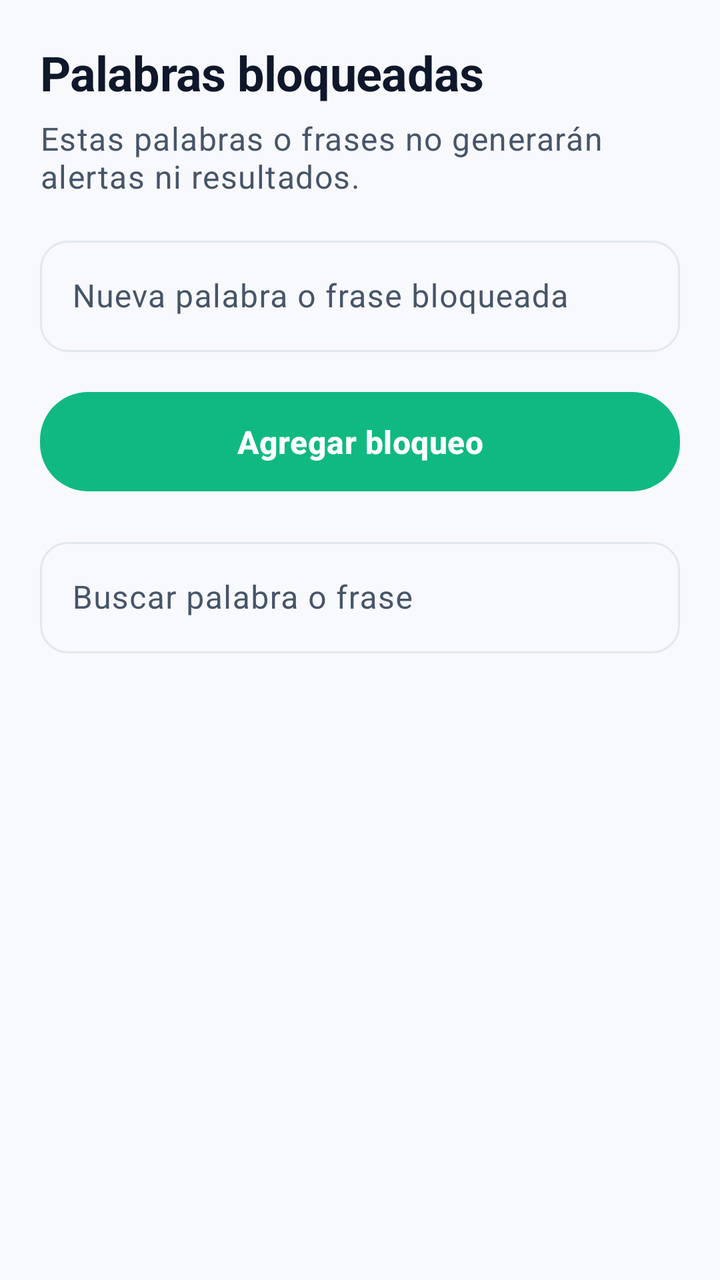
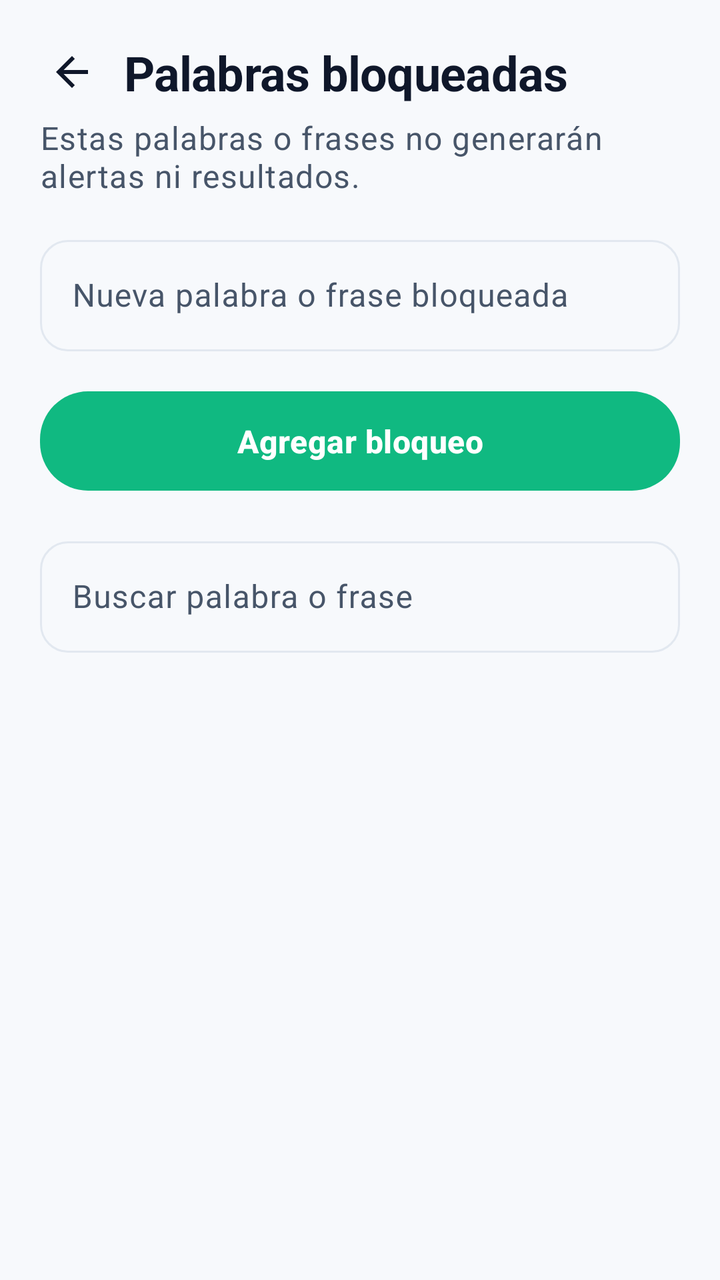

The first picture is an Android layout as it rendered before a commit; the second is the same layout after the commit. The layout source and the unified diff follow.
<!-- AndroidManifest.xml: application theme Theme.RutaAlmacen -->
<!-- res/layout/activity_palabras_bloqueadas.xml -->
<?xml version="1.0" encoding="utf-8"?>
<androidx.constraintlayout.widget.ConstraintLayout xmlns:android="http://schemas.android.com/apk/res/android"
    xmlns:app="http://schemas.android.com/apk/res-auto"
    xmlns:tools="http://schemas.android.com/tools"
    android:id="@+id/contenedor_palabras_bloqueadas"
    android:layout_width="match_parent"
    android:layout_height="match_parent"
    android:background="@color/fondo_app"
    android:padding="@dimen/margen_pantalla"
    tools:context=".PalabrasBloqueadasActivity">

    <TextView
        android:id="@+id/texto_titulo_palabras"
        android:layout_width="0dp"
        android:layout_height="wrap_content"
        android:text="Palabras bloqueadas"
        android:textAppearance="@style/TextAppearance.RutaAlmacen.Vendedor.TitleLarge"
        app:layout_constraintEnd_toEndOf="parent"
        app:layout_constraintStart_toStartOf="parent"
        app:layout_constraintTop_toTopOf="parent" />

    <TextView
        android:id="@+id/texto_detalle_palabras"
        android:layout_width="0dp"
        android:layout_height="wrap_content"
        android:layout_marginTop="@dimen/espacio_xs"
        android:text="Estas palabras o frases no generarán alertas ni resultados."
        android:textAppearance="@style/TextAppearance.RutaAlmacen.Vendedor.BodyMedium"
        app:layout_constraintEnd_toEndOf="parent"
        app:layout_constraintStart_toStartOf="parent"
        app:layout_constraintTop_toBottomOf="@id/texto_titulo_palabras" />

    <com.google.android.material.textfield.TextInputLayout
        android:id="@+id/contenedor_palabra_bloqueada"
        style="@style/Widget.Material3.TextInputLayout.OutlinedBox"
        android:layout_width="0dp"
        android:layout_height="wrap_content"
        android:layout_marginTop="@dimen/separador_card"
        android:hint="Nueva palabra o frase bloqueada"
        app:hintTextAppearance="@style/TextAppearance.RutaAlmacen.Vendedor.BodyMedium"
        app:layout_constraintEnd_toEndOf="parent"
        app:layout_constraintStart_toStartOf="parent"
        app:layout_constraintTop_toBottomOf="@id/texto_detalle_palabras">

        <com.google.android.material.textfield.TextInputEditText
            android:id="@+id/campo_palabra_bloqueada"
            android:layout_width="match_parent"
            android:layout_height="wrap_content"
            android:inputType="textCapWords" />
    </com.google.android.material.textfield.TextInputLayout>

    <com.google.android.material.button.MaterialButton
        android:id="@+id/boton_agregar_palabra"
        android:layout_width="0dp"
        android:layout_height="wrap_content"
        android:layout_marginTop="@dimen/espacio_md"
        android:text="Agregar bloqueo"
        app:layout_constraintEnd_toEndOf="parent"
        app:layout_constraintStart_toStartOf="parent"
        app:layout_constraintTop_toBottomOf="@id/contenedor_palabra_bloqueada" />

    <com.google.android.material.textfield.TextInputLayout
        android:id="@+id/contenedor_busqueda_palabras"
        style="@style/Widget.Material3.TextInputLayout.OutlinedBox"
        android:layout_width="0dp"
        android:layout_height="wrap_content"
        android:layout_marginTop="@dimen/separador_card"
        android:hint="Buscar palabra o frase"
        app:hintTextAppearance="@style/TextAppearance.RutaAlmacen.Vendedor.BodyMedium"
        app:layout_constraintEnd_toEndOf="parent"
        app:layout_constraintStart_toStartOf="parent"
        app:layout_constraintTop_toBottomOf="@id/boton_agregar_palabra">

        <com.google.android.material.textfield.TextInputEditText
            android:id="@+id/campo_busqueda_palabras"
            android:layout_width="match_parent"
            android:layout_height="wrap_content"
            android:inputType="textCapWords" />
    </com.google.android.material.textfield.TextInputLayout>

    <TextView
        android:id="@+id/texto_sin_palabras"
        android:layout_width="0dp"
        android:layout_height="wrap_content"
        android:layout_marginTop="@dimen/separador_card"
        android:text="No hay palabras o frases bloqueadas."
        android:textAppearance="@style/TextAppearance.RutaAlmacen.Vendedor.BodyMedium"
        android:visibility="gone"
        app:layout_constraintEnd_toEndOf="parent"
        app:layout_constraintStart_toStartOf="parent"
        app:layout_constraintTop_toBottomOf="@id/contenedor_busqueda_palabras" />

    <androidx.recyclerview.widget.RecyclerView
        android:id="@+id/recycler_palabras_bloqueadas"
        android:layout_width="0dp"
        android:layout_height="0dp"
        android:layout_marginTop="@dimen/separador_card"
        android:clipToPadding="false"
        android:paddingBottom="@dimen/espacio_lg"
        app:layout_constraintBottom_toBottomOf="parent"
        app:layout_constraintEnd_toEndOf="parent"
        app:layout_constraintStart_toStartOf="parent"
        app:layout_constraintTop_toBottomOf="@id/texto_sin_palabras"
        tools:listitem="@layout/item_palabra_bloqueada" />

</androidx.constraintlayout.widget.ConstraintLayout>
<!-- res/layout/item_palabra_bloqueada.xml (included above) -->
<?xml version="1.0" encoding="utf-8"?>
<com.google.android.material.card.MaterialCardView xmlns:android="http://schemas.android.com/apk/res/android"
    xmlns:app="http://schemas.android.com/apk/res-auto"
    android:layout_width="match_parent"
    android:layout_height="wrap_content"
    android:layout_marginHorizontal="@dimen/espacio_xs"
    android:layout_marginVertical="@dimen/espacio_xs"
    app:cardBackgroundColor="@color/fondo_card"
    app:cardCornerRadius="@dimen/radio_card"
    app:cardElevation="@dimen/elevacion_card"
    app:cardUseCompatPadding="true"
    app:strokeWidth="0dp">

    <LinearLayout
        android:layout_width="match_parent"
        android:layout_height="wrap_content"
        android:gravity="center_vertical"
        android:orientation="horizontal"
        android:padding="@dimen/padding_card">

        <TextView
            android:id="@+id/texto_palabra_bloqueada"
            android:layout_width="0dp"
            android:layout_height="wrap_content"
            android:layout_weight="1"
            android:textAppearance="@style/TextAppearance.RutaAlmacen.Vendedor.TitleMedium"
            android:text="Palabra" />

        <com.google.android.material.button.MaterialButton
            android:id="@+id/boton_eliminar_palabra"
            style="@style/Widget.Material3.Button.TonalButton"
            android:layout_width="wrap_content"
            android:layout_height="wrap_content"
            app:icon="@android:drawable/ic_menu_delete"
            android:text="Eliminar" />
    </LinearLayout>

</com.google.android.material.card.MaterialCardView>
<!-- resources referenced by this layout -->
<resources>
  <color name="fondo_app">#FFF7F9FC</color>
  <color name="fondo_card">#FFFFFFFF</color>
  <dimen name="elevacion_card">4dp</dimen>
  <dimen name="espacio_lg">20dp</dimen>
  <dimen name="espacio_md">16dp</dimen>
  <dimen name="espacio_xs">6dp</dimen>
  <dimen name="margen_pantalla">20dp</dimen>
  <dimen name="padding_card">18dp</dimen>
  <dimen name="radio_card">20dp</dimen>
  <dimen name="separador_card">14dp</dimen>
  <style name="TextAppearance.RutaAlmacen.Vendedor.BodyMedium" parent="TextAppearance.Material3.BodyLarge">
          <item name="android:textSize">@dimen/texto_cuerpo_lg</item>
          <item name="android:textColor">@color/texto_secundario</item>
      </style>
  <style name="TextAppearance.RutaAlmacen.Vendedor.TitleLarge" parent="TextAppearance.Material3.HeadlineMedium">
          <item name="android:textSize">@dimen/texto_titulo_xl</item>
          <item name="android:textColor">@color/texto_principal</item>
          <item name="android:textStyle">bold</item>
          <item name="android:letterSpacing">-0.01</item>
      </style>
  <style name="TextAppearance.RutaAlmacen.Vendedor.TitleMedium" parent="TextAppearance.Material3.TitleLarge">
          <item name="android:textSize">18sp</item>
          <item name="android:textColor">@color/texto_principal</item>
          <item name="android:textStyle">bold</item>
      </style>
  <style name="Theme.RutaAlmacen" parent="Base.Theme.RutaAlmacen" />
  <dimen name="texto_cuerpo_lg">16sp</dimen>
  <color name="texto_secundario">#FF475569</color>
  <dimen name="texto_titulo_xl">24sp</dimen>
  <color name="texto_principal">#FF0F172A</color>
  <color name="colorPrimary">#FF10B981</color>
  <color name="colorOnPrimary">#FFFFFFFF</color>
  <color name="colorPrimaryLight">#FFD1FAE5</color>
  <color name="texto_en_pastel">#FF0F766E</color>
  <color name="colorSecondary">#FFF59E0B</color>
  <color name="colorOnSecondary">#FFFFFFFF</color>
  <color name="colorSecondaryLight">#FFFEF3C7</color>
  <color name="colorTertiary">#FF6366F1</color>
  <color name="colorTertiaryLight">#FFE0E7FF</color>
  <color name="colorAccent">#FFEF4444</color>
  <color name="colorAccentLight">#FFFEE2E2</color>
  <color name="borde_sutil">#FFE2E8F0</color>
  <color name="divisor">#FFF1F5F9</color>
  <style name="Widget.RutaAlmacen.CardView" parent="Widget.Material3.CardView.Filled">
          <item name="cardCornerRadius">@dimen/radio_card</item>
          <item name="cardElevation">@dimen/elevacion_card</item>
          <item name="cardBackgroundColor">@color/fondo_card</item>
          <item name="strokeWidth">0dp</item>
          <item name="cardUseCompatPadding">true</item>
      </style>
  <style name="Widget.RutaAlmacen.Button" parent="Widget.Material3.Button">
          <item name="cornerRadius">@dimen/radio_boton</item>
          <item name="android:minHeight">@dimen/alto_boton</item>
          <item name="android:textSize">@dimen/texto_titulo_sm</item>
          <item name="android:textStyle">bold</item>
          <item name="android:letterSpacing">0.01</item>
          <item name="android:paddingTop">14dp</item>
          <item name="android:paddingBottom">14dp</item>
          <item name="android:textAllCaps">false</item>
          <item name="iconPadding">10dp</item>
      </style>
  <dimen name="radio_boton">24dp</dimen>
  <dimen name="alto_boton">56dp</dimen>
  <dimen name="texto_titulo_sm">16sp</dimen>
  <dimen name="radio_input">14dp</dimen>
  <!-- unchanged entries left out for length: 2 -->
</resources>

<!-- the commit's change to res/layout/activity_palabras_bloqueadas.xml (unified diff, before → after) -->
@@ -9,15 +9,28 @@
     android:padding="@dimen/margen_pantalla"
     tools:context=".PalabrasBloqueadasActivity">
 
+    <androidx.appcompat.widget.AppCompatImageButton
+        android:id="@+id/boton_volver_palabras"
+        android:layout_width="@dimen/ancho_icono_grande"
+        android:layout_height="@dimen/ancho_icono_grande"
+        android:background="?attr/selectableItemBackgroundBorderless"
+        android:contentDescription="Volver"
+        android:src="@drawable/ic_volver"
+        app:layout_constraintStart_toStartOf="parent"
+        app:layout_constraintTop_toTopOf="parent"
+        app:tint="@color/texto_principal" />
+
     <TextView
         android:id="@+id/texto_titulo_palabras"
         android:layout_width="0dp"
         android:layout_height="wrap_content"
+        android:layout_marginStart="@dimen/espacio_sm"
         android:text="Palabras bloqueadas"
         android:textAppearance="@style/TextAppearance.RutaAlmacen.Vendedor.TitleLarge"
+        app:layout_constraintBottom_toBottomOf="@id/boton_volver_palabras"
         app:layout_constraintEnd_toEndOf="parent"
-        app:layout_constraintStart_toStartOf="parent"
-        app:layout_constraintTop_toTopOf="parent" />
+        app:layout_constraintStart_toEndOf="@id/boton_volver_palabras"
+        app:layout_constraintTop_toTopOf="@id/boton_volver_palabras" />
 
     <TextView
         android:id="@+id/texto_detalle_palabras"
@@ -28,7 +41,7 @@
         android:textAppearance="@style/TextAppearance.RutaAlmacen.Vendedor.BodyMedium"
         app:layout_constraintEnd_toEndOf="parent"
         app:layout_constraintStart_toStartOf="parent"
-        app:layout_constraintTop_toBottomOf="@id/texto_titulo_palabras" />
+        app:layout_constraintTop_toBottomOf="@id/boton_volver_palabras" />
 
     <com.google.android.material.textfield.TextInputLayout
         android:id="@+id/contenedor_palabra_bloqueada"
<!-- resource entries referenced after the edit -->
@@ -5,11 +5,23 @@
   <dimen name="elevacion_card">4dp</dimen>
   <dimen name="espacio_lg">20dp</dimen>
   <dimen name="espacio_md">16dp</dimen>
+  <dimen name="espacio_sm">10dp</dimen>
   <dimen name="espacio_xs">6dp</dimen>
   <dimen name="margen_pantalla">20dp</dimen>
   <dimen name="padding_card">18dp</dimen>
   <dimen name="radio_card">20dp</dimen>
   <dimen name="separador_card">14dp</dimen>
+  <!-- drawable ic_volver (drawable) -->
+  <vector xmlns:android="http://schemas.android.com/apk/res/android"
+      android:width="24dp"
+      android:height="24dp"
+      android:viewportWidth="24"
+      android:viewportHeight="24"
+      android:tint="?attr/colorControlNormal">
+      <path
+          android:fillColor="@android:color/white"
+          android:pathData="M20,11H7.83l5.59,-5.59L12,4l-8,8 8,8 1.41,-1.41L7.83,13H20v-2z" />
+  </vector>
   <style name="TextAppearance.RutaAlmacen.Vendedor.BodyMedium" parent="TextAppearance.Material3.BodyLarge">
           <item name="android:textSize">@dimen/texto_cuerpo_lg</item>
           <item name="android:textColor">@color/texto_secundario</item>
@@ -30,6 +42,7 @@
   <color name="texto_secundario">#FF475569</color>
   <dimen name="texto_titulo_xl">24sp</dimen>
   <color name="texto_principal">#FF0F172A</color>
+  <dimen name="ancho_icono_grande">32dp</dimen>
   <color name="colorPrimary">#FF10B981</color>
   <color name="colorOnPrimary">#FFFFFFFF</color>
   <color name="colorPrimaryLight">#FFD1FAE5</color>
